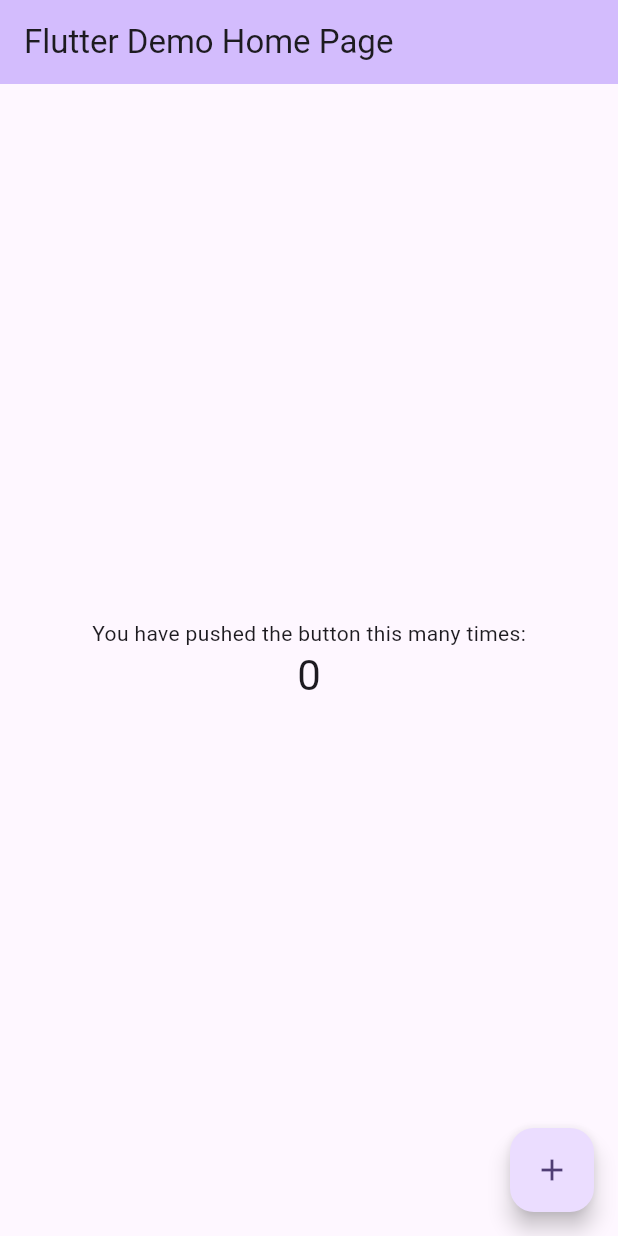
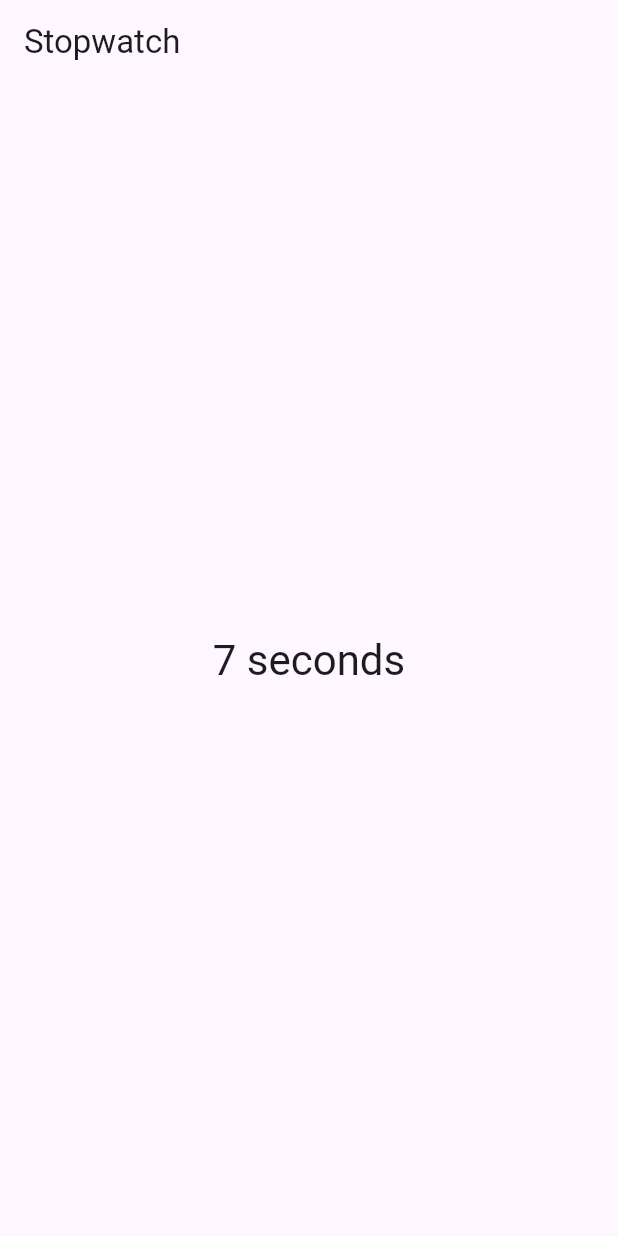
Before and after one commit to thisfren/Flutter-Cookbook, a Flutter app: the screen it shows after launch, on a phone screen of 412 x 824 dp. Run offline on Flutter 3.47's test engine with Material 3 defaults, Android fonts, the phone set to English and light mode, and no system bars; our stand-ins replace google_fonts.

Commit message:
Adding state to the app done.

```diff
--- a/Ch. 5/stopwatch/lib/main.dart
+++ b/Ch. 5/stopwatch/lib/main.dart
@@ -1,122 +1,21 @@
-import 'package:flutter/material.dart';
+// lib/main.dart
+/*
+ * We need to create a new shell for the app that will host the MaterialApp widget.
+ * This root app will still be stateless, but things will be more mutable in its children.
+ */
 
-void main() {
-  runApp(const MyApp());
-}
+import 'package:flutter/material.dart' show BuildContext, MaterialApp, StatelessWidget, Widget, runApp;
+import 'package:stopwatch/stopwatch.dart' show StopWatch;
 
-class MyApp extends StatelessWidget {
-  const MyApp({super.key});
 
-  // This widget is the root of your application.
+void main() => runApp(StopwatchApp());
+
+
+class StopwatchApp extends StatelessWidget {
   @override
   Widget build(BuildContext context) {
     return MaterialApp(
-      title: 'Flutter Demo',
-      theme: ThemeData(
-        // This is the theme of your application.
-        //
-        // TRY THIS: Try running your application with "flutter run". You'll see
-        // the application has a purple toolbar. Then, without quitting the app,
-        // try changing the seedColor in the colorScheme below to Colors.green
-        // and then invoke "hot reload" (save your changes or press the "hot
-        // reload" button in a Flutter-supported IDE, or press "r" if you used
-        // the command line to start the app).
-        //
-        // Notice that the counter didn't reset back to zero; the application
-        // state is not lost during the reload. To reset the state, use hot
-        // restart instead.
-        //
-        // This works for code too, not just values: Most code changes can be
-        // tested with just a hot reload.
-        colorScheme: ColorScheme.fromSeed(seedColor: Colors.deepPurple),
-      ),
-      home: const MyHomePage(title: 'Flutter Demo Home Page'),
+      home: StopWatch()
     );
   }
 }
-
-class MyHomePage extends StatefulWidget {
-  const MyHomePage({super.key, required this.title});
-
-  // This widget is the home page of your application. It is stateful, meaning
-  // that it has a State object (defined below) that contains fields that affect
-  // how it looks.
-
-  // This class is the configuration for the state. It holds the values (in this
-  // case the title) provided by the parent (in this case the App widget) and
-  // used by the build method of the State. Fields in a Widget subclass are
-  // always marked "final".
-
-  final String title;
-
-  @override
-  State<MyHomePage> createState() => _MyHomePageState();
-}
-
-class _MyHomePageState extends State<MyHomePage> {
-  int _counter = 0;
-
-  void _incrementCounter() {
-    setState(() {
-      // This call to setState tells the Flutter framework that something has
-      // changed in this State, which causes it to rerun the build method below
-      // so that the display can reflect the updated values. If we changed
-      // _counter without calling setState(), then the build method would not be
-      // called again, and so nothing would appear to happen.
-      _counter++;
-    });
-  }
-
-  @override
-  Widget build(BuildContext context) {
-    // This method is rerun every time setState is called, for instance as done
-    // by the _incrementCounter method above.
-    //
-    // The Flutter framework has been optimized to make rerunning build methods
-    // fast, so that you can just rebuild anything that needs updating rather
-    // than having to individually change instances of widgets.
-    return Scaffold(
-      appBar: AppBar(
-        // TRY THIS: Try changing the color here to a specific color (to
-        // Colors.amber, perhaps?) and trigger a hot reload to see the AppBar
-        // change color while the other colors stay the same.
-        backgroundColor: Theme.of(context).colorScheme.inversePrimary,
-        // Here we take the value from the MyHomePage object that was created by
-        // the App.build method, and use it to set our appbar title.
-        title: Text(widget.title),
-      ),
-      body: Center(
-        // Center is a layout widget. It takes a single child and positions it
-        // in the middle of the parent.
-        child: Column(
-          // Column is also a layout widget. It takes a list of children and
-          // arranges them vertically. By default, it sizes itself to fit its
-          // children horizontally, and tries to be as tall as its parent.
-          //
-          // Column has various properties to control how it sizes itself and
-          // how it positions its children. Here we use mainAxisAlignment to
-          // center the children vertically; the main axis here is the vertical
-          // axis because Columns are vertical (the cross axis would be
-          // horizontal).
-          //
-          // TRY THIS: Invoke "debug painting" (choose the "Toggle Debug Paint"
-          // action in the IDE, or press "p" in the console), to see the
-          // wireframe for each widget.
-          mainAxisAlignment: MainAxisAlignment.center,
-          children: <Widget>[
-            const Text('You have pushed the button this many times:'),
-            Text(
-              '$_counter',
-              style: Theme.of(context).textTheme.headlineMedium,
-            ),
-          ],
-        ),
-      ),
-      floatingActionButton: FloatingActionButton(
-        onPressed: _incrementCounter,
-        tooltip: 'Increment',
-        child: const Icon(Icons.add),
-      ), // This trailing comma makes auto-formatting nicer for build methods.
-    );
-  }
-}
--- /dev/null
+++ b/Ch. 5/stopwatch/lib/stopwatch.dart
@@ -0,0 +1,93 @@
+// /lib/stopwatch.dart
+/*
+StatefulWidgets are made up of two classes: the widget and the state.
+The widget part of StatefulWidget really doesn't do much, and all the properties that you store in it must be final; otherwise, you will get a compile error.
+The State object takes over the build responsibilities from the widget.
+States can also be marked as dirty, which is what will cause them to repaint on the next frame.
+*/
+import 'dart:async' show Timer;
+import 'package:flutter/material.dart' show AppBar, BuildContext, Center, Scaffold, State, StatefulWidget, Text, Theme, Widget;
+
+
+class StopWatch extends StatefulWidget { // A StatefulWidget is divided into two classes –the widget and its state
+  @override
+  State createState() => StopWatchState();
+}
+
+/*
+Every StatefulWidget needs a State object that will maintain its life cycle. This is a completely separate class.
+StatefulWidgets and their State are so tightly coupled that this is one of the few scenarios where you should keep more than one class in a single file.
+*/
+class StopWatchState extends State<StopWatch> {
+  int seconds = 0;
+  late Timer timer;
+
+  /*
+  This method is used to initialize any non-final value in your state class. You can think of it as performing a job similar to a constructor.
+  In our example, we used initState to kick off a Timer that fires once a second.
+  This method is called before the widget is added to the tree, so you do not have any access to the state's BuildContext property.
+  */
+  @override
+  void initState() {
+    super.initState();
+
+    void _onTick(Timer time) {
+      setState(() { // The setState function tells Flutter that a widget needs to be repainted
+        ++seconds;
+      });
+    }
+
+    seconds = 0;
+    timer = Timer.periodic(Duration(seconds: 1), _onTick);
+  }
+
+  /*
+  The State's build method is identical to StatelessWidget's build method and is required.
+  Here, you are expected to define and return this widget's tree. In other words, you should create the UI.
+  */
+  @override
+  Widget build(BuildContext context) {
+    return Scaffold(
+      appBar: AppBar(
+        title: Text(
+          'Stopwatch'
+        )
+      ),
+      body: Center(
+        child: Text(
+          '$seconds ${_secondsText()}',
+          style: Theme.of(context).textTheme.headlineMedium
+        )
+      )
+    );
+  }
+
+  /*
+  Add this helper function just after the build method to make sure that our text is always grammatically correct
+  */
+  String _secondsText() => seconds == 1 ? 'second' : 'seconds';
+
+  /*
+  Finally, we just need to make sure the timer stops ticking when we close the screen.
+  This cleanup method is called when the state object is removed from the widget tree.
+  This is your last opportunity to clean up any resources that need to be explicitly released.
+  */
+  @override
+  void dispose() {
+    timer.cancel();
+    super.dispose();
+  }
+}
+
+/*
+The State class has a life cycle.
+Unlike StatelessWidget, which is nothing more than a build method, StatefulWidgets have a few different life cycle methods that are called in a specific order.
+In this recipe, you used initState and dispose, but the full list of life cycle methods, in order, is as follows:
+initState
+didChangeDependencies
+didUpdateWidget
+build (required)
+reassemble
+deactivate
+dispose
+*/
```
